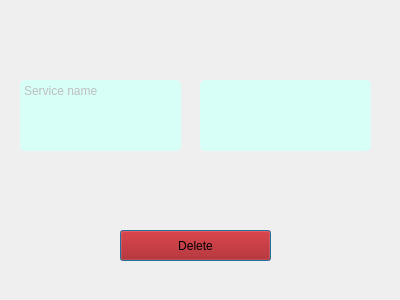
Old version of the form Dangal-manager/selected_password_dialog.ui in the repository Fyqer/DanGal_Manager.
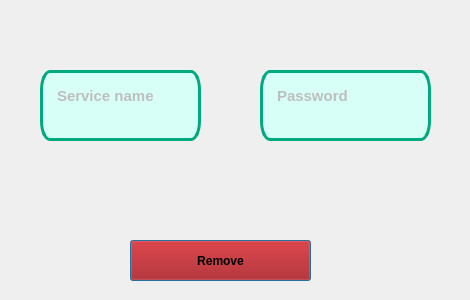
New version of the form.

What changed in the file:
```diff
--- a/Dangal-manager/selected_password_dialog.ui
+++ b/Dangal-manager/selected_password_dialog.ui
@@ -6,10 +6,22 @@
    <rect>
     <x>0</x>
     <y>0</y>
-    <width>400</width>
+    <width>470</width>
     <height>300</height>
    </rect>
   </property>
+  <property name="minimumSize">
+   <size>
+    <width>470</width>
+    <height>300</height>
+   </size>
+  </property>
+  <property name="maximumSize">
+   <size>
+    <width>470</width>
+    <height>300</height>
+   </size>
+  </property>
   <property name="windowTitle">
    <string>Dialog</string>
   </property>
@@ -19,26 +31,46 @@
    </property>
    <property name="geometry">
     <rect>
-     <x>200</x>
-     <y>80</y>
+     <x>260</x>
+     <y>70</y>
      <width>171</width>
      <height>71</height>
     </rect>
    </property>
    <property name="font">
     <font>
+     <family>Segoe UI</family>
      <pointsize>11</pointsize>
+     <italic>false</italic>
      <bold>true</bold>
     </font>
    </property>
    <property name="styleSheet">
     <string notr="true">border-style: inset;
 border-width: thick;
-border-radius:5px;
 background-color:rgb(215, 255, 248);
+font: 700 11pt &quot;Segoe UI&quot;;
+alternate-background-color: rgb(0, 170, 127);
+border: 3px solid rgb(0, 170, 127);;
+padding: 10px;
+ border-radius: 10px 20px;
 
 </string>
    </property>
+   <property name="verticalScrollBarPolicy">
+    <enum>Qt::ScrollBarAlwaysOff</enum>
+   </property>
+   <property name="horizontalScrollBarPolicy">
+    <enum>Qt::ScrollBarAlwaysOff</enum>
+   </property>
+   <property name="html">
+    <string>&lt;!DOCTYPE HTML PUBLIC &quot;-//W3C//DTD HTML 4.0//EN&quot; &quot;http://www.w3.org/TR/REC-html40/strict.dtd&quot;&gt;
+&lt;html&gt;&lt;head&gt;&lt;meta name=&quot;qrichtext&quot; content=&quot;1&quot; /&gt;&lt;meta charset=&quot;utf-8&quot; /&gt;&lt;style type=&quot;text/css&quot;&gt;
+p, li { white-space: pre-wrap; }
+hr { height: 1px; border-width: 0; }
+&lt;/style&gt;&lt;/head&gt;&lt;body style=&quot; font-family:'Segoe UI'; font-size:11pt; font-weight:700; font-style:normal;&quot;&gt;
+&lt;p style=&quot; margin-top:0px; margin-bottom:0px; margin-left:0px; margin-right:0px; -qt-block-indent:0; text-indent:0px;&quot;&gt;Password&lt;/p&gt;&lt;/body&gt;&lt;/html&gt;</string>
+   </property>
   </widget>
   <widget class="QTextEdit" name="serviceNameEdit">
    <property name="enabled">
@@ -46,8 +78,8 @@
    </property>
    <property name="geometry">
     <rect>
-     <x>20</x>
-     <y>80</y>
+     <x>40</x>
+     <y>70</y>
      <width>161</width>
      <height>71</height>
     </rect>
@@ -55,7 +87,8 @@
    <property name="font">
     <font>
      <family>Segoe UI</family>
-     <pointsize>12</pointsize>
+     <pointsize>11</pointsize>
+     <italic>false</italic>
      <bold>true</bold>
     </font>
    </property>
@@ -73,6 +106,11 @@
 border-width: thick;
 border-radius:5px;
 background-color:rgb(215, 255, 248);
+font: 700 11pt &quot;Segoe UI&quot;;
+alternate-background-color: rgb(0, 170, 127);
+border: 3px solid rgb(0, 170, 127);;
+padding: 10px;
+ border-radius: 10px 20px;
 </string>
    </property>
    <property name="html">
@@ -80,25 +118,30 @@
 &lt;html&gt;&lt;head&gt;&lt;meta name=&quot;qrichtext&quot; content=&quot;1&quot; /&gt;&lt;meta charset=&quot;utf-8&quot; /&gt;&lt;style type=&quot;text/css&quot;&gt;
 p, li { white-space: pre-wrap; }
 hr { height: 1px; border-width: 0; }
-&lt;/style&gt;&lt;/head&gt;&lt;body style=&quot; font-family:'Segoe UI'; font-size:12pt; font-weight:700; font-style:normal;&quot;&gt;
-&lt;p style=&quot; margin-top:0px; margin-bottom:0px; margin-left:0px; margin-right:0px; -qt-block-indent:0; text-indent:0px;&quot;&gt;&lt;span style=&quot; font-size:9pt; font-weight:400;&quot;&gt;Service name&lt;/span&gt;&lt;/p&gt;&lt;/body&gt;&lt;/html&gt;</string>
+&lt;/style&gt;&lt;/head&gt;&lt;body style=&quot; font-family:'Segoe UI'; font-size:11pt; font-weight:700; font-style:normal;&quot;&gt;
+&lt;p style=&quot; margin-top:0px; margin-bottom:0px; margin-left:0px; margin-right:0px; -qt-block-indent:0; text-indent:0px;&quot;&gt;Service name&lt;/p&gt;&lt;/body&gt;&lt;/html&gt;</string>
    </property>
   </widget>
   <widget class="QPushButton" name="deleteButton">
    <property name="geometry">
     <rect>
-     <x>120</x>
-     <y>230</y>
-     <width>151</width>
-     <height>31</height>
+     <x>130</x>
+     <y>240</y>
+     <width>181</width>
+     <height>41</height>
     </rect>
    </property>
+   <property name="font">
+    <font>
+     <bold>true</bold>
+    </font>
+   </property>
    <property name="styleSheet">
     <string notr="true">background-color:rgb(167, 0, 0);
 font-style:  700 italic, 12pt &quot;Segoe UI&quot;;</string>
    </property>
    <property name="text">
-    <string>Delete</string>
+    <string>Remove</string>
    </property>
   </widget>
  </widget>
```
Left out of the diff: 2 changed lines with no effect on the pictures.
